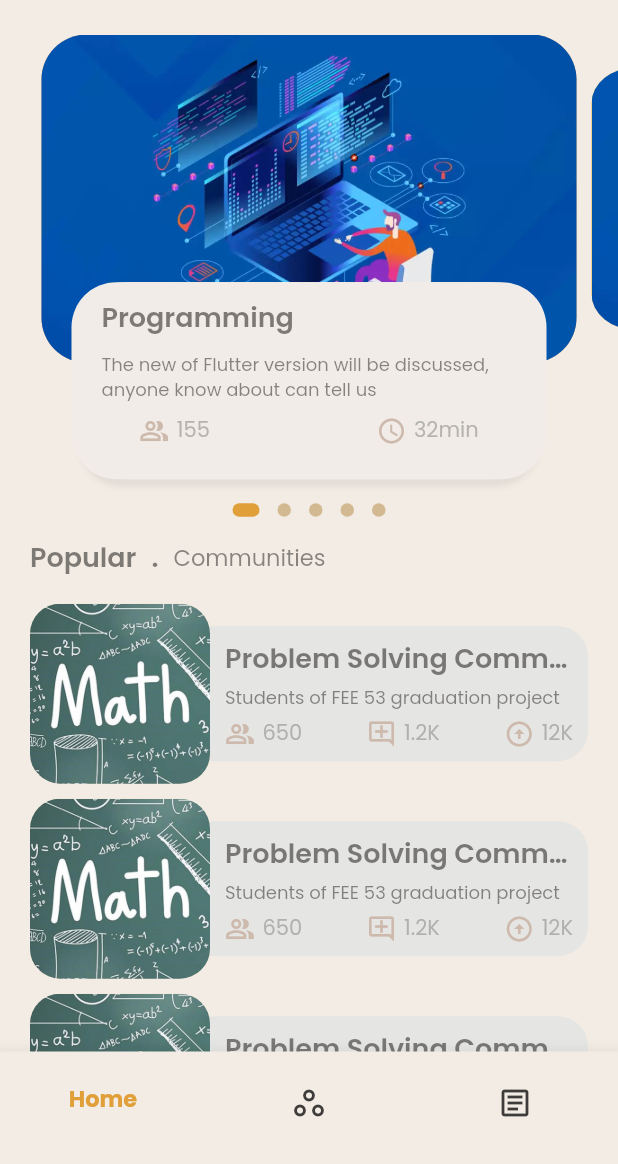
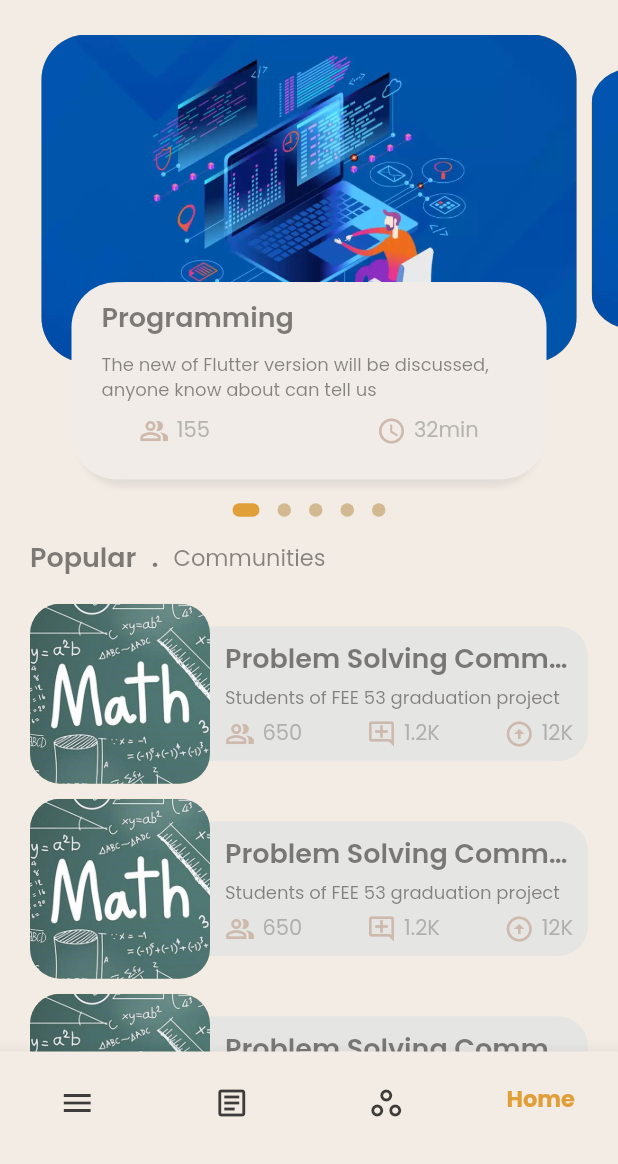
Before and after one commit to 5alafawyyy/turing, a Flutter app: the ControlView screen opened by its route, on a phone screen of 412 x 824 dp, the part 72-1236 px from its top. Run offline on Flutter 3.47's test engine with Material 2 defaults, Android fonts, the light colour scheme and no system bars; drawn by our look-alikes of dots_indicator; our stand-ins replace get, google_fonts, modal_progress_hud_nsn; missing offline and left inert: flutter_overboard.

Commit message:
update UI

```diff
--- a/lib/controllers/control_view.dart
+++ b/lib/controllers/control_view.dart
@@ -4,6 +4,7 @@ import 'package:turing/controllers/drawer_controller.dart';
 import 'package:turing/controllers/home_controller.dart';
 import 'package:turing/core/utils/styles.dart';
 import 'package:turing/core/widgets/custom_drawer.dart';
+import 'package:turing/presentation/profile/profile_view.dart';
 
 class ControlView extends GetView<DrawerControllerView> {
   ControlView({Key? key}) : super(key: key);
@@ -18,9 +19,9 @@ class ControlView extends GetView<DrawerControllerView> {
             backgroundColor: whiteColor,
             appBar: customAppBar(context, GestureDetector(
               onTap: (){
-               drawerController.openDrawer();
+               Get.toNamed(ProfileView.id);
               },
-              child: Tab(
+              child: const Tab(
                 icon: CircleAvatar(
                   backgroundImage: AssetImage(
                     'assets/images/ahmedkhallaf.jpeg',
@@ -29,7 +30,7 @@ class ControlView extends GetView<DrawerControllerView> {
               ),
             ),),
             key: drawerController.scaffoldKey,
-            drawer: CustomDrawer(),
+            drawer: const CustomDrawer(),
             body: controller.currentScreen,
             bottomNavigationBar: bottomNavigationBar(),
           );
@@ -68,10 +69,16 @@ class ControlView extends GetView<DrawerControllerView> {
 
 
         items:
-        const [
+         const [
+          BottomNavigationBarItem(
+            label: '',
+            icon: Icon(
+              Icons.menu,
+            ),
+          ),
           BottomNavigationBarItem(
             activeIcon: Text(
-              'Home',
+              'Articles',
               style: TextStyle(
                 height: 2.7,
                 fontWeight: FontWeight.bold,
@@ -81,7 +88,7 @@ class ControlView extends GetView<DrawerControllerView> {
             ),
             label: '',
             icon: Icon(
-              Icons.home_outlined,
+              Icons.article_outlined,
             ),
           ),
           BottomNavigationBarItem(
@@ -101,7 +108,7 @@ class ControlView extends GetView<DrawerControllerView> {
           ),
           BottomNavigationBarItem(
             activeIcon: Text(
-              'Articles',
+              'Home',
               style: TextStyle(
                 height: 2.7,
                 fontWeight: FontWeight.bold,
@@ -111,24 +118,10 @@ class ControlView extends GetView<DrawerControllerView> {
             ),
             label: '',
             icon: Icon(
-              Icons.article_outlined,
+              Icons.home_outlined,
             ),
           ),
-          // BottomNavigationBarItem(
-          //   activeIcon: Text(
-          //     'Profile',
-          //     style: TextStyle(
-          //       height: 2.7,
-          //       fontWeight: FontWeight.bold,
-          //       fontSize: 15.0,
-          //       color: itemColor,
-          //     ),
-          //   ),
-          //   label: '',
-          //   icon: Icon(
-          //     Icons.person_outline,
-          //   ),
-          // ),
+
         ],
         currentIndex: controller.navigatorValue,
         onTap: (index) {
--- a/lib/main.dart
+++ b/lib/main.dart
@@ -30,7 +30,6 @@ class MyApp extends StatelessWidget {
       )
     );
     SystemChrome.setEnabledSystemUIMode(SystemUiMode.immersive );
-
     return GetMaterialApp(
       //initialRoute: 'SplashView',
       initialBinding: Binding(),
```
Also changed, not shown: lib/controllers/home_controller.dart (+27 -15 lines).
